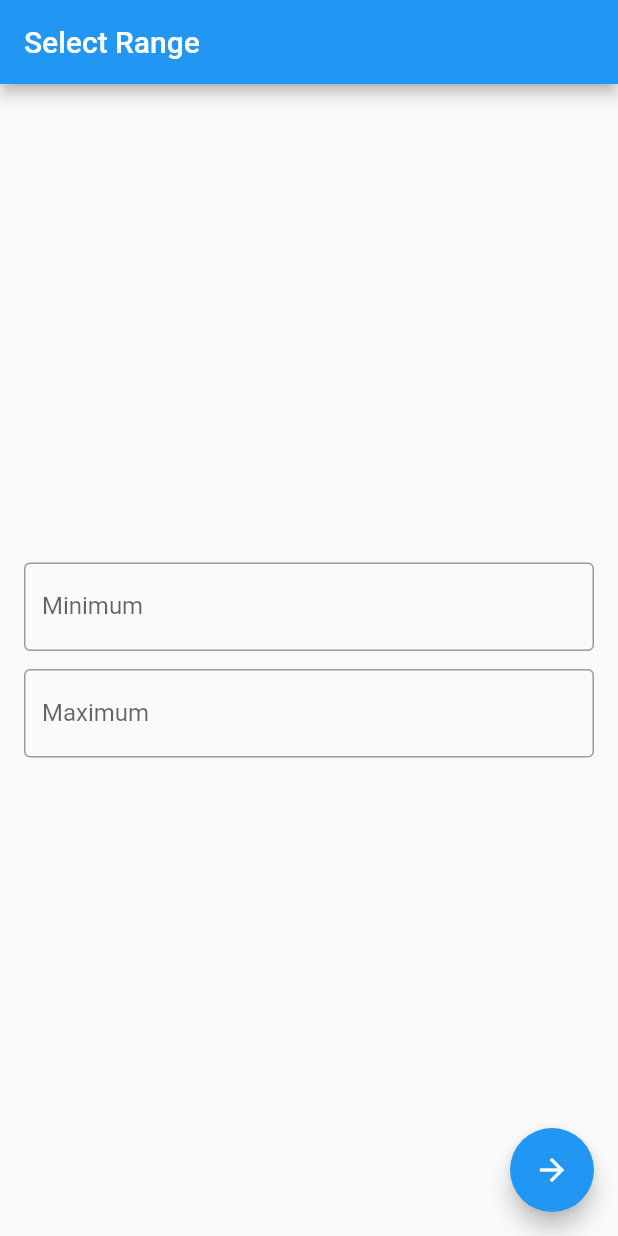
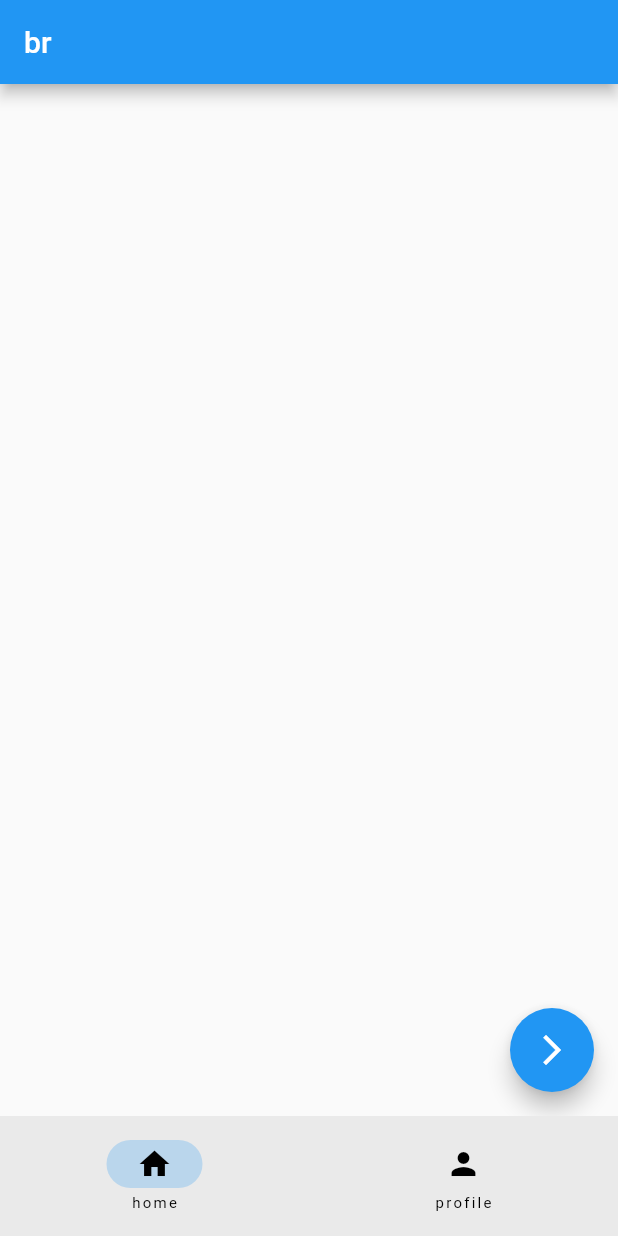
Before and after one commit to NyllRE/flutter_mastering, a Flutter app: the screen it shows after launch, on a phone screen of 412 x 824 dp. Run offline on Flutter 3.47's test engine with Material 2 defaults, Android fonts, the phone set to English and light mode, and no system bars.

Commit message:
Page Navigaion - added tabs

```diff
--- /dev/null
+++ b/lib/hour_tutorial.dart
@@ -0,0 +1,25 @@
+import 'package:flutter/material.dart';
+
+class HourPage extends StatefulWidget {
+  const HourPage({Key? key}) : super(key: key);
+
+  @override
+  State<HourPage> createState() => _HourPageState();
+}
+
+class _HourPageState extends State<HourPage> {
+  @override
+  Widget build(BuildContext context) {
+    return Scaffold(
+      appBar: AppBar(
+        title: const Text('br'),
+      ),
+      floatingActionButton: FloatingActionButton(
+        onPressed: () {
+          debugPrint('floating action button');
+        },
+        child: const Icon(Icons.arrow_forward_ios),
+      ),
+    );
+  }
+}
--- a/lib/main.dart
+++ b/lib/main.dart
@@ -1,10 +1,10 @@
 import 'package:flutter/material.dart';
+import 'package:flutter_mastering/hour_tutorial.dart';
 import './range_selector_page.dart';
 
 void main() {
   runApp(const MyApp());
 }
-
 
 class MyApp extends StatelessWidget {
   const MyApp({Key? key}) : super(key: key);
@@ -17,7 +17,42 @@ class MyApp extends StatelessWidget {
       theme: ThemeData(
         primarySwatch: Colors.blue,
       ),
-      home: const RangeSelectorPage(),
+      home: RootPage(),
     );
   }
 }
+
+class RootPage extends StatefulWidget {
+  const RootPage({Key? key}) : super(key: key);
+
+  @override
+  _RootPageState createState() => _RootPageState();
+}
+
+class _RootPageState extends State<RootPage> {
+  int currentPage = 0;
+  @override
+  Widget build(BuildContext context) {
+    return Scaffold(
+      body: const HourPage(),
+      bottomNavigationBar: NavigationBar(
+        destinations: const [
+          NavigationDestination(
+            icon: Icon(Icons.home),
+            label: 'home',
+          ),
+          NavigationDestination(
+            icon: Icon(Icons.person),
+            label: 'profile',
+          ),
+        ],
+        onDestinationSelected: (int idx) {
+          setState(() {
+            currentPage = idx;
+          });
+        },
+        selectedIndex: currentPage,
+      ),
+    );
+  }
+}
--- a/lib/range_selector_page.dart
+++ b/lib/range_selector_page.dart
@@ -15,7 +15,9 @@ class RangeSelectorPage extends StatefulWidget {
 
 class _RangeSelectorPageState extends State<RangeSelectorPage> {
   final formKey = GlobalKey<FormState>();
+  // ignore: unused_field
   int _min = 0;
+  // ignore: unused_field
   int _max = 0;
 
   @override
@@ -50,6 +52,7 @@ class _RangeSelectorPageState extends State<RangeSelectorPage> {
             //==<< Validate the form >>==//
             if (formKey.currentState?.validate() == true)
               {formKey.currentState?.save()}
+            //==<< Navigate to generator page >>==//
           },
         ));
   }
```
